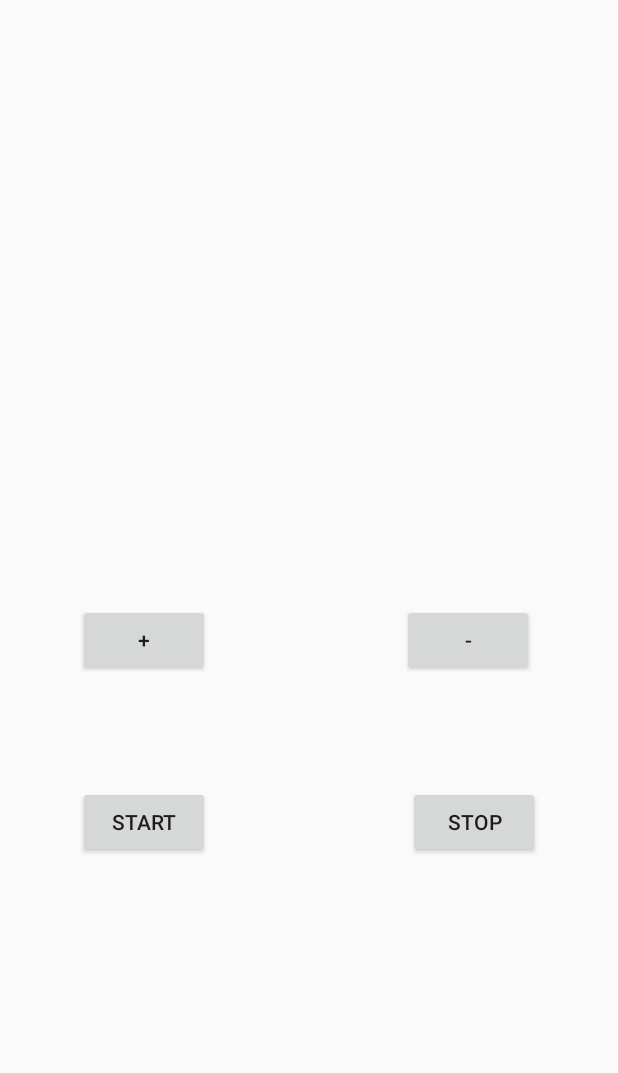
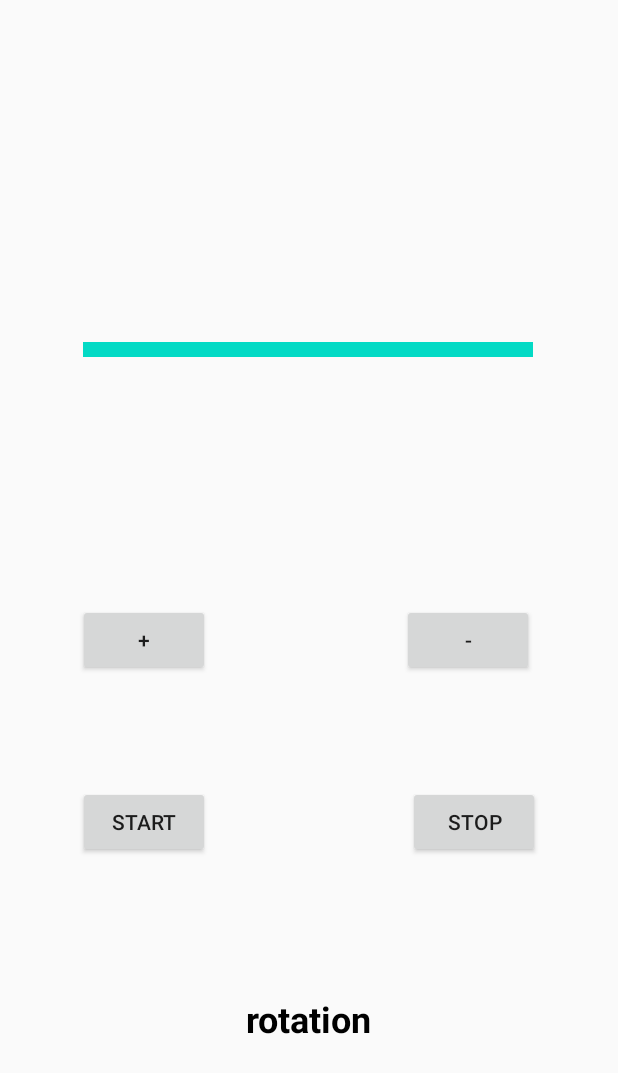
Before and after one commit to Sigerus/DiplomTany, an Android app: the layout mainscreen.xml on its own in the app's theme, with its tools: preview values and no code run, on a phone screen of 412 x 824 dp. Shown: the top 1073 px of the screen. Run offline under Robolectric (Android 15) with nearby library versions, the phone set to English and light mode, and no system bars.

Commit message:
0.973 (запись в файл) + углы эйлера + магнитометр

```diff
--- a/app/src/main/AndroidManifest.xml
+++ b/app/src/main/AndroidManifest.xml
@@ -12,7 +12,8 @@
         android:roundIcon="@mipmap/ic_launcher_round"
         android:supportsRtl="true"
         android:theme="@style/AppTheme">
-        <activity android:name=".MainActivity">
+        <activity android:name=".MainActivity"
+            android:screenOrientation="portrait">
             <intent-filter>
                 <action android:name="android.intent.action.MAIN" />
 
--- a/app/src/main/res/layout/mainscreen.xml
+++ b/app/src/main/res/layout/mainscreen.xml
@@ -4,18 +4,6 @@
     xmlns:tools="http://schemas.android.com/tools"
     android:layout_width="match_parent"
     android:layout_height="match_parent">
-
-    <TextView
-        android:id="@+id/tvText"
-        android:layout_width="wrap_content"
-        android:layout_height="wrap_content"
-        android:textAppearance="?android:attr/textAppearanceLarge"
-        app:layout_constraintBottom_toBottomOf="parent"
-        app:layout_constraintEnd_toEndOf="parent"
-        app:layout_constraintHorizontal_bias="0.498"
-        app:layout_constraintStart_toStartOf="parent"
-        app:layout_constraintTop_toTopOf="parent"
-        app:layout_constraintVertical_bias="0.095"></TextView>
 
     <Button
         android:id="@+id/startlog"
@@ -27,6 +15,32 @@
         android:text="Start"
         app:layout_constraintBottom_toBottomOf="parent"
         app:layout_constraintStart_toStartOf="parent" />
+
+    <ImageView
+        android:id="@+id/im"
+        android:layout_width="300dp"
+        android:layout_height="10dp"
+        app:layout_constraintBottom_toTopOf="@+id/tv"
+        app:layout_constraintEnd_toEndOf="parent"
+        app:layout_constraintHorizontal_bias="0.495"
+        app:layout_constraintStart_toStartOf="parent"
+        app:layout_constraintTop_toTopOf="parent"
+        app:layout_constraintVertical_bias="0.349"
+        app:srcCompat="@color/colorAccent" />
+
+    <TextView
+        android:id="@+id/tv"
+        android:layout_width="wrap_content"
+        android:layout_height="wrap_content"
+        android:text="rotation"
+        android:textColor="@android:color/background_dark"
+        android:textSize="24sp"
+        android:textStyle="bold"
+        app:layout_constraintBottom_toBottomOf="parent"
+        app:layout_constraintEnd_toEndOf="parent"
+        app:layout_constraintStart_toStartOf="parent"
+        app:layout_constraintTop_toTopOf="parent"
+        app:layout_constraintVertical_bias="0.837" />
 
     <Button
         android:id="@+id/stoplog"
```
Also changed, not shown: app/src/main/java/com/example/axelerometr/MainActivity.java (+78 -12 lines).
